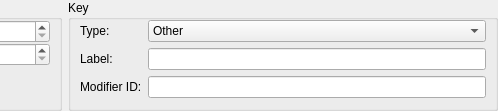
Before: the Qt Designer form src/ui/keyboardlayoutpropertieswidget.ui in KDE/ktouch, drawn with Qt 5; both pictures show x 368 to 866 and y 0 to 111 of the 866 by 111 pixel window.
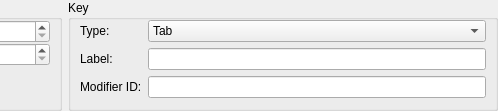
After: the same form once the commit is applied. The open tabs and pages were chosen to show the change.

```diff
--- a/src/ui/keyboardlayoutpropertieswidget.ui
+++ b/src/ui/keyboardlayoutpropertieswidget.ui
@@ -487,11 +487,6 @@
                   <verstretch>0</verstretch>
                  </sizepolicy>
                 </property>
-                <item>
-                 <property name="text">
-                  <string>Other</string>
-                 </property>
-                </item>
                 <item>
                  <property name="text">
                   <string>Tab</string>
```
Left out of the diff: 25 changed lines with no effect on the pictures.
